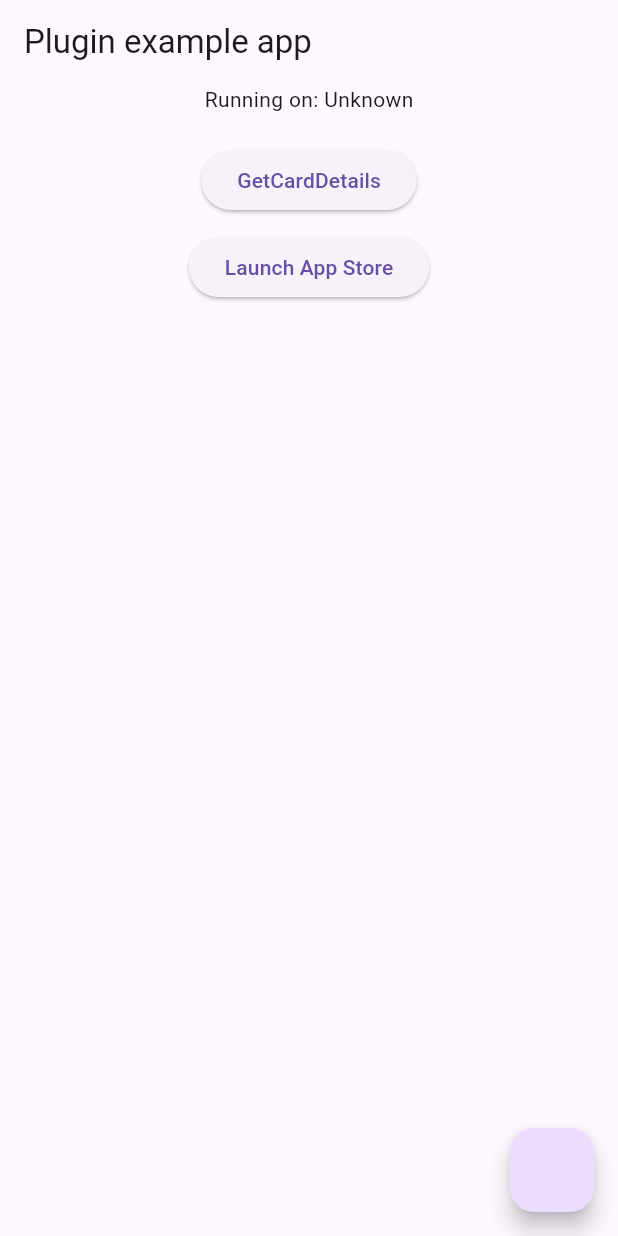
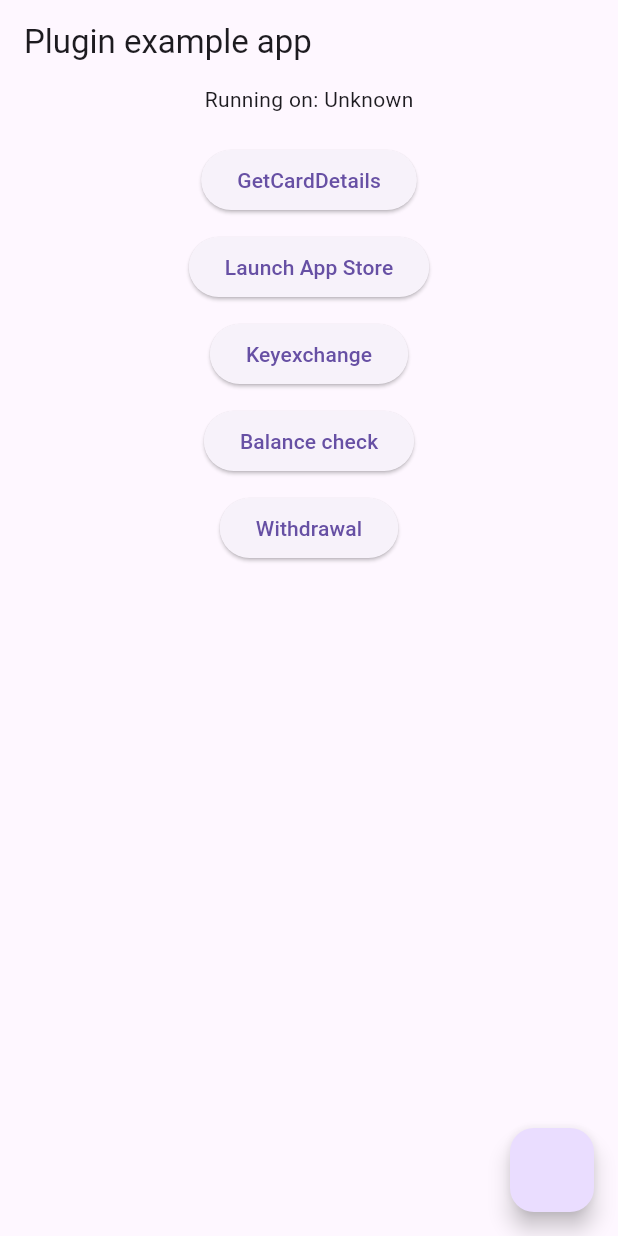
Before and after one commit to lazicah/liberty-emv, a Flutter app: the screen it shows after launch, on a phone screen of 412 x 824 dp. Run offline on Flutter 3.47's test engine with Material 3 defaults, Android fonts, the phone set to English and light mode, and no system bars.

Commit message:
update few changes

```diff
--- a/example/lib/main.dart
+++ b/example/lib/main.dart
@@ -27,7 +27,15 @@ class _MyAppState extends State<MyApp> {
   // Platform messages are asynchronous, so we initialize in an async method.
   Future<void> enquireBalance() async {
     final res = await LibertyEmv.instance
-        .enquireBalance(false, AccountType.savings, "123456789112");
+        .enquireBalance(false, AccountType.savings, "123456789132");
+
+    print(res);
+    print(res?.stringify());
+  }
+
+  Future<void> withdrawal() async {
+    final res = await LibertyEmv.instance
+        .purchase(100, AccountType.savings, "323456789132");
 
     print(res);
     print(res?.stringify());
@@ -86,6 +94,27 @@ class _MyAppState extends State<MyApp> {
                 onPressed: launchAppStore,
                 child: Text("Launch App Store"),
               ),
+              const SizedBox(
+                height: 10,
+              ),
+              ElevatedButton(
+                onPressed: keyExchange,
+                child: Text("Keyexchange"),
+              ),
+              const SizedBox(
+                height: 10,
+              ),
+              ElevatedButton(
+                onPressed: enquireBalance,
+                child: Text("Balance check"),
+              ),
+              const SizedBox(
+                height: 10,
+              ),
+              ElevatedButton(
+                onPressed: withdrawal,
+                child: Text("Withdrawal"),
+              ),
             ],
           ),
         ),
```
Also changed, not shown: 3 other files.
